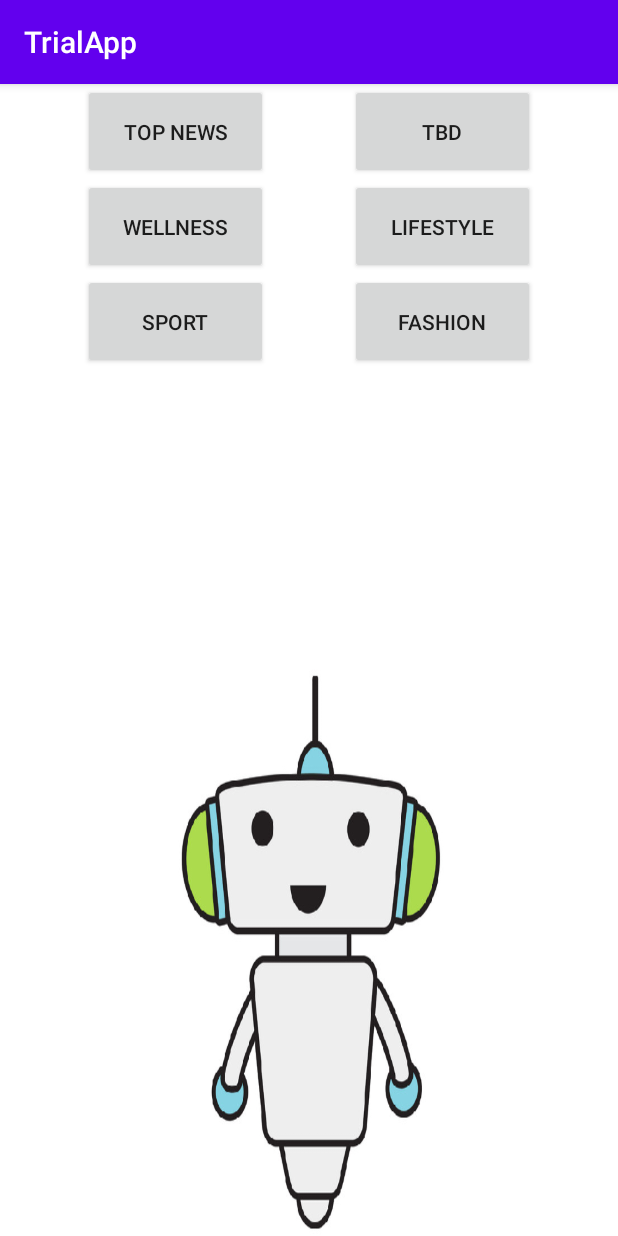
After one commit to LiorFrid/TrialApp, an Android app: the NewsScreen screen opened directly, with no data from a screen before it, on a phone screen of 412 x 824 dp. The commit adds this screen. Run offline under Robolectric (Android 15) with nearby library versions, the phone set to English and light mode, and no system bars.

Commit message:
added read the news page capability

```diff
--- a/app/build.gradle
+++ b/app/build.gradle
@@ -35,6 +35,10 @@ dependencies {
     implementation 'androidx.core:core-ktx:1.2.0'
     implementation 'androidx.constraintlayout:constraintlayout:1.1.3'
     implementation 'com.google.firebase:firebase-auth:16.0.5'
+    implementation 'com.squareup.retrofit2:retrofit:2.2.0'
+    implementation 'com.squareup.retrofit2:converter-gson:2.2.0'
+    implementation 'com.github.dfloureiro:news-api-kotlin:v2.1'
+    implementation 'io.reactivex.rxjava2:rxjava:2.2.8'
     testImplementation 'junit:junit:4.12'
     androidTestImplementation 'androidx.test.ext:junit:1.1.1'
     androidTestImplementation 'androidx.test.espresso:espresso-core:3.2.0'
--- a/app/src/main/AndroidManifest.xml
+++ b/app/src/main/AndroidManifest.xml
@@ -1,7 +1,7 @@
 <?xml version="1.0" encoding="utf-8"?>
 <manifest xmlns:android="http://schemas.android.com/apk/res/android"
     package="com.example.trialapp">
-
+    <uses-permission android:name="android.permission.INTERNET"></uses-permission>
     <application
         android:allowBackup="true"
         android:icon="@mipmap/ic_launcher"
@@ -10,7 +10,9 @@
         android:supportsRtl="true"
         android:theme="@style/AppTheme">
         <activity android:name=".SignUpActivity"></activity>
+        <activity android:name=".NewsReader"></activity>
         <activity android:name=".LandingScreen"></activity>
+        <activity android:name=".NewsScreen"></activity>
         <activity android:name=".MainActivity">
             <intent-filter>
                 <action android:name="android.intent.action.MAIN" />
--- a/app/src/main/java/com/example/trialapp/MainActivity.kt
+++ b/app/src/main/java/com/example/trialapp/MainActivity.kt
@@ -25,7 +25,7 @@ class MainActivity : AppCompatActivity() {
         EmailTextFill.setOnClickListener { EmailTextFill.text = "" }
 
         PasswordTextFill.setOnClickListener { PasswordTextFill.text = "" }
-
+        //startActivity(Intent(this, LandingScreen::class.java))
         LoginBtn.setOnClickListener { this.loginBtnClicked() }
         RegisterText.setOnClickListener { RegisterTextClicked() }
 
--- /dev/null
+++ b/app/src/main/java/com/example/trialapp/NewsScreen.kt
@@ -0,0 +1,36 @@
+package com.example.trialapp
+
+import android.content.Intent
+import androidx.appcompat.app.AppCompatActivity
+import android.os.Bundle
+import android.widget.Button
+import android.widget.TextView
+import kotlinx.android.synthetic.main.news_screen.*
+
+class NewsScreen : AppCompatActivity() {
+
+    override fun onCreate(savedInstanceState: Bundle?) {
+        super.onCreate(savedInstanceState)
+        setContentView(R.layout.news_screen)
+        val FashionBtn = findViewById<Button>(R.id.FashionButton)
+        val SportBtn = findViewById<Button>(R.id.SportButton)
+        val WellnessBtn = findViewById<Button>(R.id.WellnessButton)
+        val TopNews = findViewById<Button>(R.id.TopNewsButton)
+        val LifeStyle = findViewById<Button>(R.id.LifeStyleButton)
+        val TBDBtn = findViewById<Button>(R.id.TBDButton)
+
+        FashionBtn.setOnClickListener{ReadNews()}
+        SportBtn.setOnClickListener{ReadNews()}
+        WellnessBtn.setOnClickListener{ReadNews()}
+        TopNews.setOnClickListener{ReadNews()}
+        LifeStyle.setOnClickListener{ReadNews()}
+        TBDBtn.setOnClickListener{ReadNews()}
+    }
+
+    private fun ReadNews() {
+        val intent = Intent(this, NewsReader::class.java)
+        startActivity(intent)
+    }
+
+
+}
--- a/app/src/main/res/layout/activity_main.xml
+++ b/app/src/main/res/layout/activity_main.xml
@@ -20,7 +20,7 @@
         android:layout_height="wrap_content"
         android:ems="10"
         android:inputType="textEmailAddress"
-        android:text="Email"
+        android:text="omer@gmail.com"
         app:layout_constraintEnd_toEndOf="parent"
         app:layout_constraintStart_toStartOf="parent"
         tools:layout_editor_absoluteY="231dp" />
@@ -31,7 +31,7 @@
         android:layout_height="wrap_content"
         android:ems="10"
         android:inputType="textPassword"
-        android:text="Password"
+        android:text="Aa123456"
         app:layout_constraintEnd_toEndOf="parent"
         app:layout_constraintHorizontal_bias="0.5"
         app:layout_constraintStart_toStartOf="parent"
--- /dev/null
+++ b/app/src/main/res/layout/news_screen.xml
@@ -0,0 +1,77 @@
+<?xml version="1.0" encoding="utf-8"?>
+<androidx.constraintlayout.widget.ConstraintLayout xmlns:android="http://schemas.android.com/apk/res/android"
+    xmlns:app="http://schemas.android.com/apk/res-auto"
+    xmlns:tools="http://schemas.android.com/tools"
+    android:layout_width="match_parent"
+    android:layout_height="match_parent"
+    android:background="@drawable/roboto">
+
+    <Button
+        android:id="@+id/WellnessButton"
+        android:layout_width="123dp"
+        android:layout_height="63dp"
+        android:text="Wellness"
+        app:layout_constraintEnd_toStartOf="@+id/LifeStyleButton"
+        app:layout_constraintHorizontal_bias="0.5"
+        app:layout_constraintStart_toStartOf="parent"
+        tools:layout_editor_absoluteY="250dp"
+        app:layout_constraintTop_toBottomOf="@+id/TopNewsButton" />
+
+    <Button
+        android:id="@+id/TopNewsButton"
+        android:layout_width="123dp"
+        android:layout_height="63dp"
+        android:text="Top News"
+        app:layout_constraintEnd_toStartOf="@+id/TBDButton"
+        app:layout_constraintHorizontal_bias="0.5"
+        app:layout_constraintStart_toStartOf="parent"
+        tools:layout_editor_absoluteY="190dp" />
+
+    <Button
+        android:id="@+id/LifeStyleButton"
+        android:layout_width="123dp"
+        android:layout_height="63dp"
+
+        android:text="LifeStyle"
+        app:layout_constraintEnd_toEndOf="parent"
+        app:layout_constraintHorizontal_bias="0.5"
+        app:layout_constraintStart_toEndOf="@+id/WellnessButton"
+        tools:layout_editor_absoluteY="250dp"
+        app:layout_constraintTop_toBottomOf="@+id/TBDButton" />
+
+    <Button
+        android:id="@+id/TBDButton"
+        android:layout_width="123dp"
+        android:layout_height="63dp"
+
+        android:text="TBD"
+        app:layout_constraintEnd_toEndOf="parent"
+        app:layout_constraintHorizontal_bias="0.5"
+        app:layout_constraintStart_toEndOf="@+id/TopNewsButton"
+        tools:layout_editor_absoluteY="190dp" />
+
+    <Button
+        android:id="@+id/FashionButton"
+        android:layout_width="123dp"
+        android:layout_height="63dp"
+
+        android:text="Fashion"
+        app:layout_constraintEnd_toEndOf="parent"
+        app:layout_constraintHorizontal_bias="0.5"
+        app:layout_constraintStart_toEndOf="@+id/SportButton"
+        tools:layout_editor_absoluteY="310dp"
+        app:layout_constraintTop_toBottomOf="@+id/LifeStyleButton" />
+
+    <Button
+        android:id="@+id/SportButton"
+        android:layout_width="123dp"
+        android:layout_height="63dp"
+
+        android:text="Sport"
+        app:layout_constraintEnd_toStartOf="@+id/FashionButton"
+        app:layout_constraintHorizontal_bias="0.5"
+        app:layout_constraintStart_toStartOf="parent"
+        tools:layout_editor_absoluteY="310dp"
+        app:layout_constraintTop_toBottomOf="@+id/WellnessButton" />
+
+</androidx.constraintlayout.widget.ConstraintLayout>
--- a/build.gradle
+++ b/build.gradle
@@ -12,6 +12,7 @@ buildscript {
         classpath "org.jetbrains.kotlin:kotlin-gradle-plugin:$kotlin_version"
         classpath 'com.google.gms:google-services:4.2.0'
 
+
         // NOTE: Do not place your application dependencies here; they belong
         // in the individual module build.gradle files
     }
@@ -21,6 +22,7 @@ allprojects {
     repositories {
         google()
         jcenter()
+        maven { url 'https://jitpack.io' }
 
     }
 }
```
Also changed, not shown: app/src/main/java/com/example/trialapp/Article.kt (added, +12 -0 lines), app/src/main/java/com/example/trialapp/GetArticleService.kt (added, +10 -0 lines), app/src/main/java/com/example/trialapp/LandingScreen.kt (+8 -2 lines), app/src/main/java/com/example/trialapp/ListOfArticles.kt (added, +9 -0 lines), app/src/main/java/com/example/trialapp/NewsReader.kt (added, +64 -0 lines), app/src/main/java/com/example/trialapp/RetrofitClientInstance.kt (added, +17 -0 lines), app/src/main/res/layout/read_news.xml (added, +49 -0 lines), app/src/main/res/layout/screen_landing.xml (+11 -1 lines).
